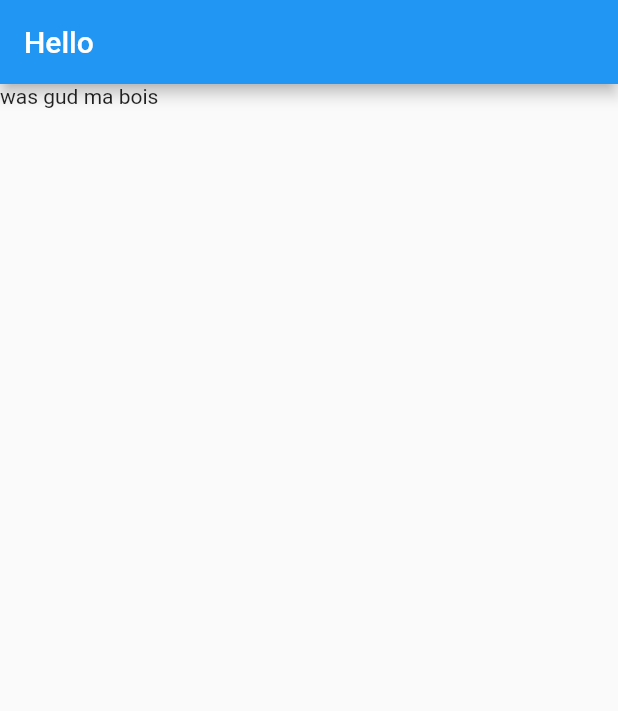
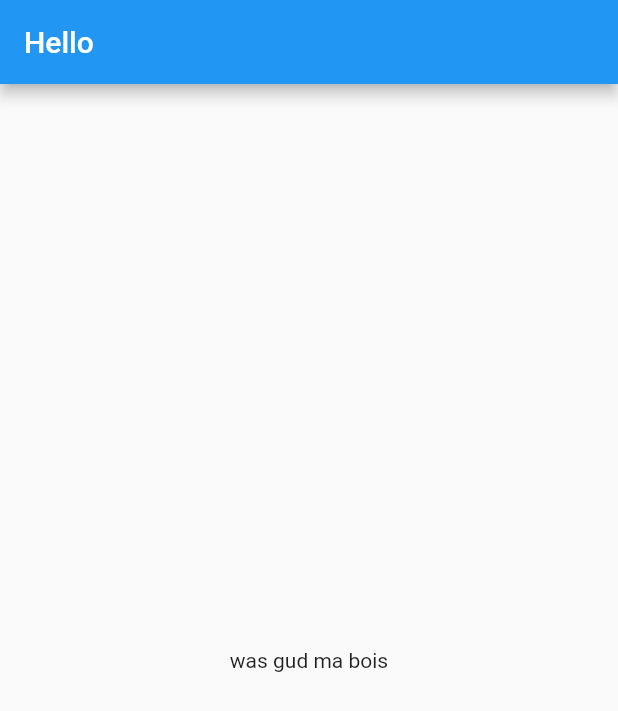
Before and after one commit to ezhang7423/flutter2, a Flutter app: the screen it shows after launch, on a phone screen of 412 x 824 dp. Shown: the top 711 px of the screen. Run offline on Flutter 3.47's test engine with Material 2 defaults, Android fonts, the phone set to English and light mode, and no system bars.

Commit message:
this is pretty dope

```diff
--- a/lib/screens/location_detail/location_detail.dart
+++ b/lib/screens/location_detail/location_detail.dart
@@ -7,7 +7,7 @@ class LocationDetail extends StatelessWidget {
       appBar: AppBar(
         title: Text('Hello'),
       ),
-      body: Text('was gud ma bois'),
+      body: Center(child: Text('was gud ma bois')),
     );
   }
 }
```
